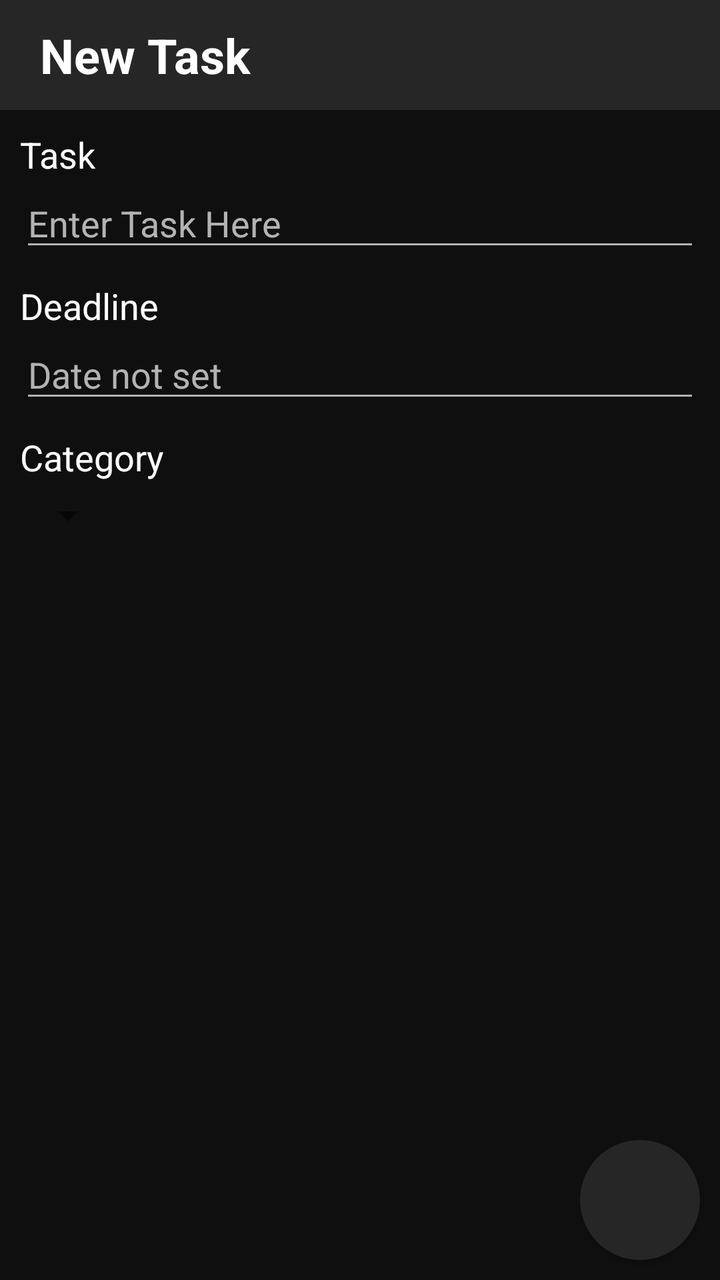
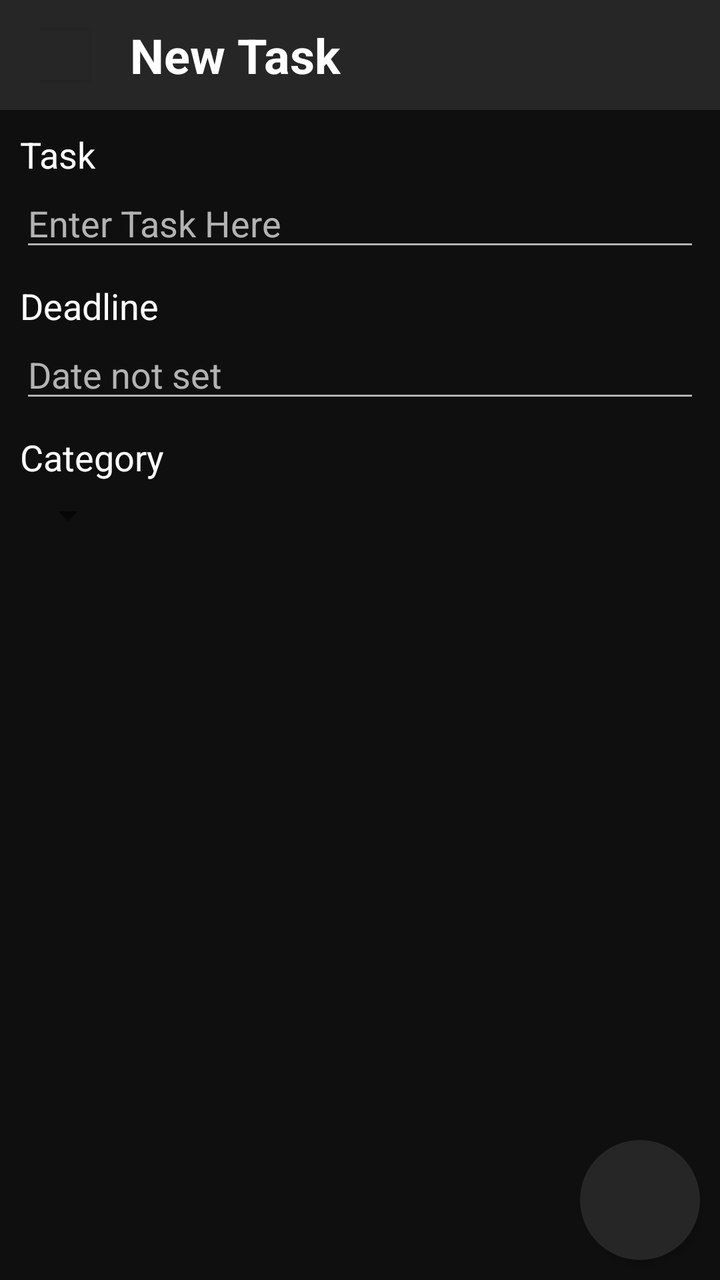

Two renders of the same Android screen: before a commit and after it. Below are the layout's source before the change and the commit's diff.
<!-- AndroidManifest.xml: application theme Theme.MakeMeGrow -->
<!-- res/layout/activity_task.xml -->
<?xml version="1.0" encoding="utf-8"?>
<androidx.constraintlayout.widget.ConstraintLayout
    xmlns:android="http://schemas.android.com/apk/res/android"
    xmlns:app="http://schemas.android.com/apk/res-auto"
    xmlns:tools="http://schemas.android.com/tools"
    android:id="@+id/main"
    android:layout_width="match_parent"
    android:layout_height="match_parent"
    android:background="@color/black"
    tools:context=".ui.activity.TaskActivity">

    <LinearLayout
        android:id="@+id/layout_bar"
        android:layout_width="match_parent"
        android:layout_height="55dp"
        app:layout_constraintTop_toTopOf="parent"
        android:paddingVertical="10dp"
        android:paddingHorizontal="20dp"
        android:background="@color/dark_gray"
        android:orientation="horizontal"
        android:gravity="center_vertical|end">

        <TextView
            android:id="@+id/text_title"
            android:layout_width="0dp"
            android:layout_height="wrap_content"
            android:layout_weight="1"
            android:text="@string/new_task"
            android:textColor="@color/white"
            android:textSize="@dimen/text_large"
            android:textStyle="bold"/>

        <androidx.appcompat.widget.AppCompatButton
            android:id="@+id/button_delete"
            android:layout_width="25dp"
            android:layout_height="25dp"
            android:background="@color/dark_gray"
            android:foreground="@drawable/ic_bin"
            android:visibility="gone"/>

    </LinearLayout>

    <LinearLayout
        android:id="@+id/container_task"
        android:layout_width="match_parent"
        android:layout_height="wrap_content"
        app:layout_constraintTop_toBottomOf="@id/layout_bar"
        android:layout_margin="10dp"
        android:orientation="vertical">

        <TextView
            android:layout_width="wrap_content"
            android:layout_height="wrap_content"
            android:text="@string/task"
            android:textColor="@color/white"
            android:textSize="@dimen/text_medium"/>

        <EditText
            android:id="@+id/input_task"
            android:layout_width="match_parent"
            android:layout_height="wrap_content"
            android:backgroundTint="@color/light_gray"
            android:hint="@string/enter_task_here"
            android:importantForAutofill="no"
            android:inputType="text"
            android:textColorHint="@color/light_gray"
            android:textColor="@color/light_gray"
            android:textSize="@dimen/text_medium"/>

    </LinearLayout>

    <LinearLayout
        android:id="@+id/container_deadline"
        android:layout_width="match_parent"
        android:layout_height="wrap_content"
        app:layout_constraintTop_toBottomOf="@id/container_task"
        android:layout_margin="10dp"
        android:orientation="vertical">

        <TextView
            android:layout_width="wrap_content"
            android:layout_height="wrap_content"
            android:text="@string/deadline"
            android:textColor="@color/white"
            android:textSize="@dimen/text_medium"/>

        <LinearLayout
            android:layout_width="match_parent"
            android:layout_height="wrap_content"
            android:orientation="horizontal"
            android:gravity="center">

            <EditText
                android:id="@+id/input_date"
                android:layout_width="0dp"
                android:layout_height="wrap_content"
                android:layout_weight="1"
                android:backgroundTint="@color/light_gray"
                android:hint="@string/date_not_set"
                android:importantForAutofill="no"
                android:inputType="date"
                android:textColorHint="@color/light_gray"
                android:textColor="@color/light_gray"
                android:textSize="@dimen/text_medium"
                android:focusable="false"
                android:clickable="true"/>

            <androidx.appcompat.widget.AppCompatButton
                android:id="@+id/button_clear_date"
                android:layout_width="25dp"
                android:layout_height="25dp"
                android:layout_marginStart="10dp"
                android:background="@drawable/shape_round"
                android:foreground="@drawable/ic_cross"
                android:visibility="gone"/>

        </LinearLayout>

        <LinearLayout
            android:id="@+id/layout_time_selection"
            android:layout_width="match_parent"
            android:layout_height="wrap_content"
            android:orientation="horizontal"
            android:gravity="center"
            android:visibility="gone">

            <EditText
                android:id="@+id/input_time"
                android:layout_width="0dp"
                android:layout_height="wrap_content"
                android:layout_weight="1"
                android:backgroundTint="@color/light_gray"
                android:hint="@string/time_not_set"
                android:importantForAutofill="no"
                android:inputType="time"
                android:textColorHint="@color/light_gray"
                android:textColor="@color/light_gray"
                android:textSize="@dimen/text_medium"
                android:focusable="false"
                android:clickable="true"/>

            <androidx.appcompat.widget.AppCompatButton
                android:id="@+id/button_clear_time"
                android:layout_width="25dp"
                android:layout_height="25dp"
                android:layout_marginStart="10dp"
                android:background="@drawable/shape_round"
                android:foreground="@drawable/ic_cross"
                android:visibility="gone"/>

        </LinearLayout>

    </LinearLayout>

    <LinearLayout
        android:id="@+id/container_repeat"
        android:layout_width="match_parent"
        android:layout_height="wrap_content"
        app:layout_constraintTop_toBottomOf="@id/container_deadline"
        android:layout_margin="10dp"
        android:orientation="vertical"
        android:visibility="gone">

        <TextView
            android:layout_width="wrap_content"
            android:layout_height="wrap_content"
            android:text="@string/repeat"
            android:textColor="@color/white"
            android:textSize="@dimen/text_medium"/>

        <Spinner
            android:id="@+id/spinner_repeat"
            android:layout_width="wrap_content"
            android:layout_height="wrap_content"
            android:layout_marginVertical="5dp"
            android:popupBackground="@color/dark_gray"
            tools:listitem="@layout/layout_item_small"/>

    </LinearLayout>

    <LinearLayout
        android:id="@+id/container_category"
        android:layout_width="match_parent"
        android:layout_height="wrap_content"
        app:layout_constraintTop_toBottomOf="@id/container_repeat"
        android:layout_margin="10dp"
        android:orientation="vertical">

        <TextView
            android:layout_width="wrap_content"
            android:layout_height="wrap_content"
            android:text="@string/category"
            android:textColor="@color/white"
            android:textSize="@dimen/text_medium"/>

        <Spinner
            android:id="@+id/spinner_category"
            android:layout_width="wrap_content"
            android:layout_height="wrap_content"
            android:layout_marginVertical="5dp"
            android:popupBackground="@color/dark_gray"
            tools:listitem="@layout/layout_item_small"/>

    </LinearLayout>

    <androidx.appcompat.widget.AppCompatButton
        android:id="@+id/button_confirm"
        android:layout_width="60dp"
        android:layout_height="60dp"
        android:layout_margin="10dp"
        app:layout_constraintEnd_toEndOf="parent"
        app:layout_constraintBottom_toBottomOf="parent"
        android:background="@drawable/shape_round"
        android:foreground="@drawable/ic_check_mark"/>

</androidx.constraintlayout.widget.ConstraintLayout>
<!-- res/layout/layout_item_small.xml (included above) -->
<?xml version="1.0" encoding="utf-8"?>
<TextView xmlns:android="http://schemas.android.com/apk/res/android"
    android:id="@android:id/text1"
    android:layout_width="match_parent"
    android:layout_height="wrap_content"
    android:paddingVertical="5dp"
    android:paddingHorizontal="10dp"
    android:textColor="@color/white"
    android:textSize="@dimen/text_medium"
    android:singleLine="true"/>
<!-- resources referenced by this layout -->
<resources>
  <color name="black">#0F0F0F</color>
  <color name="dark_gray">#262626</color>
  <color name="light_gray">#B3B3B3</color>
  <color name="white">#FFFFFF</color>
  <dimen name="text_large">24sp</dimen>
  <dimen name="text_medium">18sp</dimen>
  <!-- drawable ic_check_mark (drawable) -->
  <?xml version="1.0" encoding="utf-8"?>
  <vector xmlns:android="http://schemas.android.com/apk/res/android"
      android:width="60dp"
      android:height="60dp"
      android:viewportWidth="100"
      android:viewportHeight="100">
  
      <group
          android:scaleX="0.75"
          android:scaleY="0.75"
          android:translateX="12.5"
          android:translateY="12.5">
  
          <path
              android:pathData="M20,55 L40,75 L80,25"
              android:strokeColor="#FFFFFF"
              android:strokeWidth="10"/>
  
      </group>
  </vector>
  <!-- drawable ic_cross (drawable) -->
  <?xml version="1.0" encoding="utf-8"?>
  <vector xmlns:android="http://schemas.android.com/apk/res/android"
      android:width="25dp"
      android:height="25dp"
      android:viewportWidth="100"
      android:viewportHeight="100">
  
      <group
          android:scaleX="0.5"
          android:scaleY="0.5"
          android:translateX="25"
          android:translateY="25">
  
          <path
              android:pathData="M0,0 L100,100 M100,0 L0,100"
              android:strokeColor="#FFFFFF"
              android:strokeWidth="16"/>
  
      </group>
  </vector>
  <!-- drawable shape_round (drawable) -->
  <?xml version="1.0" encoding="utf-8"?>
  <shape xmlns:android="http://schemas.android.com/apk/res/android"
      android:shape="oval">
      <solid android:color="@color/dark_gray" />
  </shape>
  <string name="category">Category</string>
  <string name="date_not_set">Date not set</string>
  <string name="deadline">Deadline</string>
  <string name="enter_task_here">Enter Task Here</string>
  <string name="new_task">New Task</string>
  <string name="repeat">Repeat</string>
  <string name="task">Task</string>
  <string name="time_not_set">Time not set</string>
  <style name="Theme.MakeMeGrow" parent="Theme.MaterialComponents.DayNight.NoActionBar">
          
          <item name="colorPrimary">@color/purple_200</item> 
          <item name="colorPrimaryVariant">@color/purple_700</item>
          <item name="colorOnPrimary">@color/black</item>
          
          <item name="colorSecondary">@color/dark_gray</item> 
          <item name="colorSecondaryVariant">@color/dark_gray</item>
          <item name="colorOnSecondary">@color/black</item>
          
          <item name="android:statusBarColor">?attr/colorPrimaryVariant</item>
          
      </style>
  <color name="purple_200">#FFBB86FC</color>
  <color name="purple_700">#FF3700B3</color>
  <!-- unchanged entries left out for length: 1 -->
</resources>

<!-- the commit's change to res/layout/activity_task.xml (unified diff, before → after) -->
@@ -14,17 +14,24 @@
         android:layout_width="match_parent"
         android:layout_height="55dp"
         app:layout_constraintTop_toTopOf="parent"
-        android:paddingVertical="10dp"
         android:paddingHorizontal="20dp"
         android:background="@color/dark_gray"
         android:orientation="horizontal"
         android:gravity="center_vertical|end">
 
+        <androidx.appcompat.widget.AppCompatButton
+            android:id="@+id/button_back"
+            android:layout_width="25dp"
+            android:layout_height="25dp"
+            android:background="@color/dark_gray"
+            android:foreground="@drawable/ic_back"/>
+
         <TextView
             android:id="@+id/text_title"
             android:layout_width="0dp"
             android:layout_height="wrap_content"
             android:layout_weight="1"
+            android:layout_marginHorizontal="20dp"
             android:text="@string/new_task"
             android:textColor="@color/white"
             android:textSize="@dimen/text_large"
<!-- resource entries referenced after the edit -->
@@ -6,6 +6,27 @@
   <color name="white">#FFFFFF</color>
   <dimen name="text_large">24sp</dimen>
   <dimen name="text_medium">18sp</dimen>
+  <!-- drawable ic_back (drawable) -->
+  <?xml version="1.0" encoding="utf-8"?>
+  <vector xmlns:android="http://schemas.android.com/apk/res/android"
+      android:width="60dp"
+      android:height="60dp"
+      android:viewportWidth="100"
+      android:viewportHeight="100">
+  
+      <group
+          android:scaleX="1"
+          android:scaleY="1"
+          android:translateX="3"
+          android:translateY="0">
+  
+          <path
+              android:pathData="M10,50 L90,50 M45,15 L10,50 L45,85"
+              android:strokeColor="#FFFFFF"
+              android:strokeWidth="8"/>
+  
+      </group>
+  </vector>
   <!-- drawable ic_check_mark (drawable) -->
   <?xml version="1.0" encoding="utf-8"?>
   <vector xmlns:android="http://schemas.android.com/apk/res/android"
@@ -36,15 +57,15 @@
       android:viewportHeight="100">
   
       <group
-          android:scaleX="0.5"
-          android:scaleY="0.5"
-          android:translateX="25"
-          android:translateY="25">
+          android:scaleX="1"
+          android:scaleY="1"
+          android:translateX="0"
+          android:translateY="0">
   
           <path
-              android:pathData="M0,0 L100,100 M100,0 L0,100"
+              android:pathData="M25,25 L75,75 M75,25 L25,75"
               android:strokeColor="#FFFFFF"
-              android:strokeWidth="16"/>
+              android:strokeWidth="8"/>
   
       </group>
   </vector>
